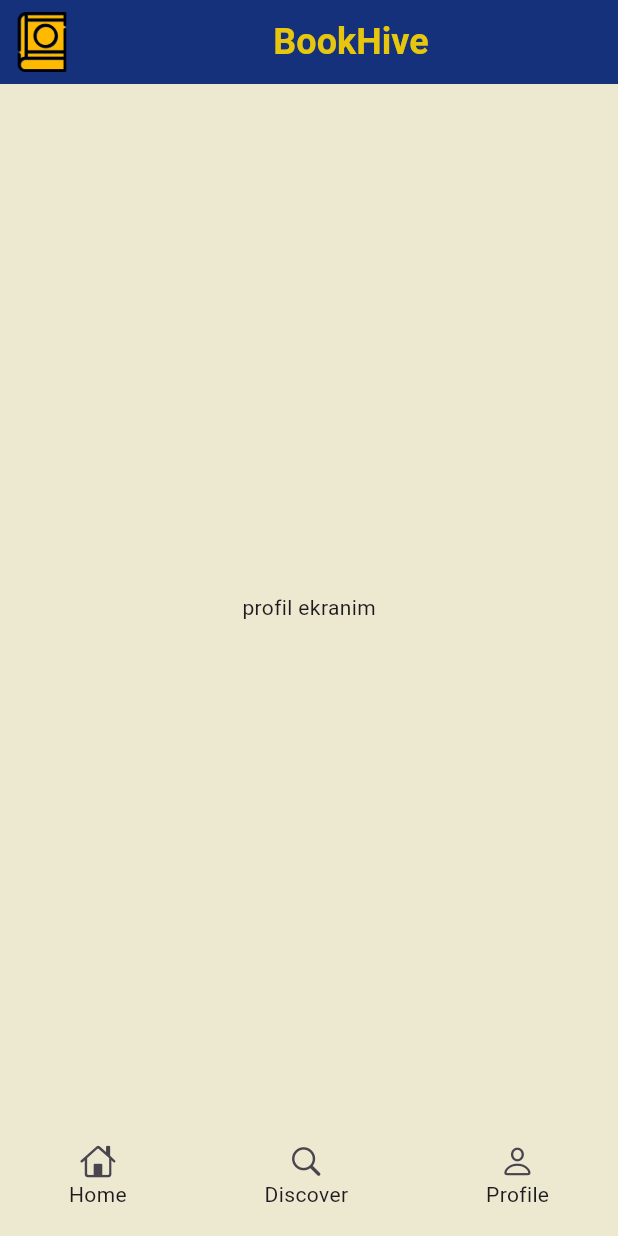
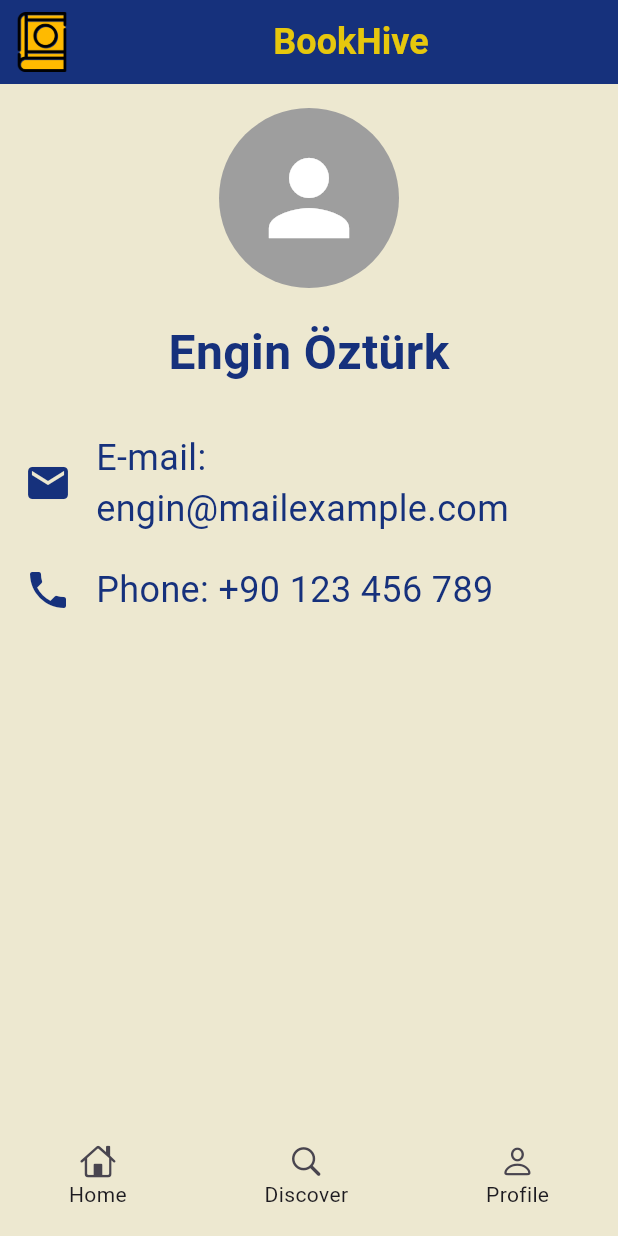
Before and after one commit to EnginOzturk-7/BookHive-flutter, a Flutter app: the ProfileScreen screen opened by its route, on a phone screen of 412 x 824 dp. Run offline on Flutter 3.47's test engine with Material 3 defaults, Android fonts, the light colour scheme and no system bars; our stand-ins replace go_router, lottie; missing offline and left inert: dotlottie_loader.

Commit message:
profil ekranı

```diff
--- a/lib/screens/profile_screen.dart
+++ b/lib/screens/profile_screen.dart
@@ -1,3 +1,5 @@
+// ignore_for_file: prefer_const_constructors, prefer_const_literals_to_create_immutables
+
 import 'package:flutter/material.dart';
 
 import '../core/themes.dart';
@@ -9,11 +11,11 @@ class ProfileScreen extends StatelessWidget {
   @override
   Widget build(BuildContext context) {
     return Scaffold(
-      backgroundColor: arkaplanRenkim, // .fromARGB(255, 35, 47, 59),
+      backgroundColor: arkaplanRenkim,
       appBar: AppBar(
         backgroundColor: ikincilRenkim,
         leading: Padding(
-          padding: const EdgeInsets.all(8.0), // Logoya biraz boşluk bırakmak için padding ekledik
+          padding: const EdgeInsets.all(8.0),
           child: Image.asset(
             'assets/images/logo.png',
             fit: BoxFit.contain,
@@ -24,17 +26,89 @@ class ProfileScreen extends StatelessWidget {
           child: Text(
             'BookHive',
             style: TextStyle(
-                color: Color.fromARGB(228, 255, 217, 0),
-                fontSize: 24,
-                fontWeight: FontWeight.bold,
+              color: Color.fromARGB(228, 255, 217, 0),
+              fontSize: 24,
+              fontWeight: FontWeight.bold,
             ),
-          )
+          ),
         ),
       ),
-      body: Center(
-        child: Text("profil ekranim"),
+      body: Padding(
+        padding: const EdgeInsets.all(16.0),
+        child: Column(
+          crossAxisAlignment: CrossAxisAlignment.center,
+          children: [
+            const CircleAvatar(
+              radius: 60,
+              backgroundColor: Colors.grey, // Profil fotoğrafı için bir arka plan rengi
+              child: Icon(
+                Icons.person,
+                size: 80,
+                color: Colors.white, // İkon rengi
+              ),
+            ),
+            const SizedBox(height: 20),
+            const Text(
+              "Engin Öztürk", // Ad ve Soyad
+              style: TextStyle(
+                fontSize: 32,
+                fontWeight: FontWeight.bold,
+                color: ikincilRenkim,
+              ),
+            ),
+            const SizedBox(height: 30),
+            const ProfileInfoRow(
+              icon: Icons.email,
+              label: "E-mail",
+              value: "engin@mailexample.com",
+            ),
+            const SizedBox(height: 20),
+            const ProfileInfoRow(
+              icon: Icons.phone,
+              label: "Phone",
+              value: "+90 123 456 789",
+            ),
+          ],
+        ),
       ),
       bottomNavigationBar: BottomMenu(),
     );
   }
 }
+
+class ProfileInfoRow extends StatelessWidget {
+  final IconData icon;
+  final String label;
+  final String value;
+
+  const ProfileInfoRow({
+    super.key,
+    required this.icon,
+    required this.label,
+    required this.value,
+  });
+
+  @override
+  Widget build(BuildContext context) {
+    return Row(
+      crossAxisAlignment: CrossAxisAlignment.center,
+      children: [
+        Icon(
+          icon,
+          color: ikincilRenkim,
+          size: 32,
+        ),
+        const SizedBox(width: 16),
+        Expanded(
+          child: Text(
+            "$label: $value",
+            style: const TextStyle(
+              fontSize: 24,
+              color: ikincilRenkim,
+            ),
+          ),
+        ),
+      ],
+    );
+  }
+}
```
